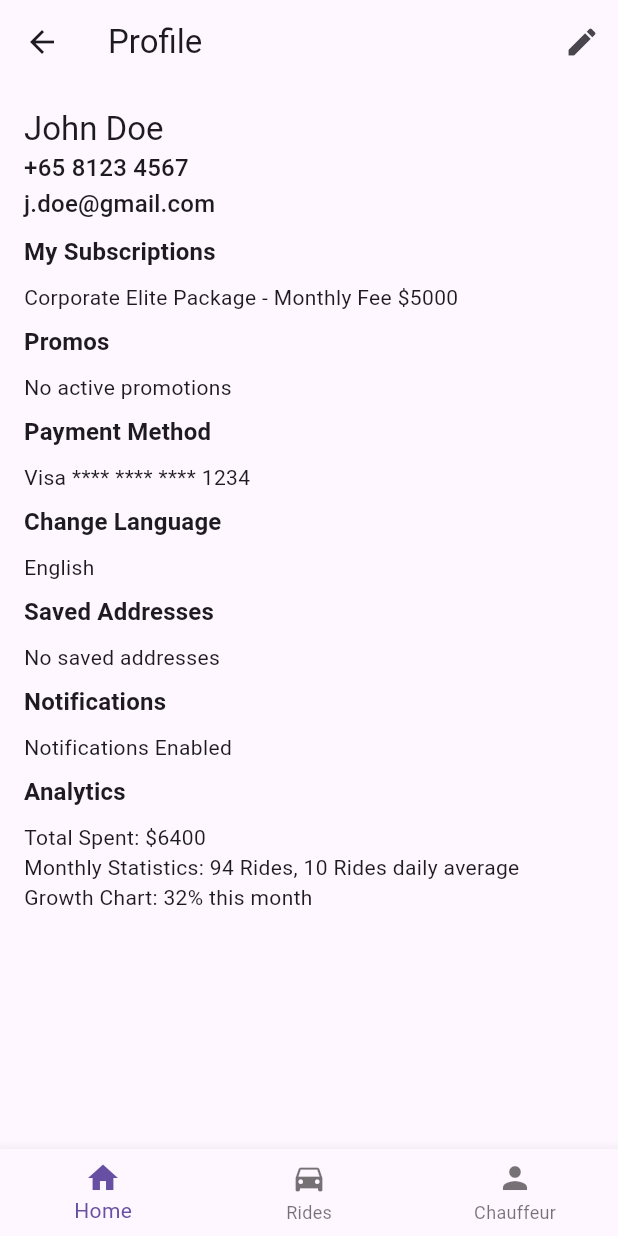
After one commit to akbar904/gyde-app-prototype-3, a Flutter app: the ProfileView screen opened directly, on a phone screen of 412 x 824 dp. The commit adds this screen. Run offline on Flutter 3.47's test engine with Material 3 defaults, Android fonts, the phone set to English and light mode, and no system bars; our stand-ins replace stacked, stacked_services, stacked_shared.

Commit message:
Update files

```diff
--- a/src/lib/app/app.dart
+++ b/src/lib/app/app.dart
@@ -21,6 +21,9 @@ import 'package:gyde_app/features/personalized_experience/save_place_view.dart';
 import 'package:gyde_app/features/personalized_experience/vehicle_selection_view.dart';
 import 'package:gyde_app/features/personalized_experience/chauffeur_selection_view.dart';
 import 'package:gyde_app/features/personalized_experience/booking_confirmation_view.dart';
+import 'package:gyde_app/features/homepage/main_rides_view.dart';
+import 'package:gyde_app/features/homepage/chauffeur_details_view.dart';
+import 'package:gyde_app/features/homepage/profile_view.dart';
 import 'package:stacked/stacked_annotations.dart';
 import 'package:stacked_services/stacked_services.dart';
 // @stacked-import
@@ -48,6 +51,9 @@ import 'package:stacked_services/stacked_services.dart';
     MaterialRoute(page: VehicleSelectionView),
     MaterialRoute(page: ChauffeurSelectionView),
     MaterialRoute(page: BookingConfirmationView),
+    MaterialRoute(page: MainRidesView),
+    MaterialRoute(page: ChauffeurDetailsView),
+    MaterialRoute(page: ProfileView),
     // @stacked-route
   ],
   dependencies: [
--- /dev/null
+++ b/src/lib/features/homepage/profile_view.dart
@@ -0,0 +1,170 @@
+import 'package:flutter/material.dart';
+import 'package:stacked/stacked.dart';
+
+class ProfileView extends StatelessWidget {
+  @override
+  Widget build(BuildContext context) {
+    return ViewModelBuilder<ProfileViewModel>.reactive(
+      viewModelBuilder: () => ProfileViewModel(),
+      builder: (context, model, child) {
+        return Scaffold(
+          appBar: AppBar(
+            title: Text('Profile'),
+            actions: [
+              IconButton(
+                icon: Icon(Icons.edit),
+                onPressed: model.editProfile,
+              ),
+            ],
+          ),
+          body: SingleChildScrollView(
+            child: Padding(
+              padding: const EdgeInsets.all(16.0),
+              child: Column(
+                crossAxisAlignment: CrossAxisAlignment.start,
+                children: [
+                  ProfileHeader(),
+                  SectionHeader(title: 'My Subscriptions'),
+                  MySubscriptionsSection(),
+                  SectionHeader(title: 'Promos'),
+                  PromosSection(),
+                  SectionHeader(title: 'Payment Method'),
+                  PaymentMethodSection(),
+                  SectionHeader(title: 'Change Language'),
+                  ChangeLanguageSection(),
+                  SectionHeader(title: 'Saved Addresses'),
+                  SavedAddressesSection(),
+                  SectionHeader(title: 'Notifications'),
+                  NotificationsSection(),
+                  SectionHeader(title: 'Analytics'),
+                  AnalyticsSection(),
+                ],
+              ),
+            ),
+          ),
+          bottomNavigationBar: BottomNavigationBar(
+            items: [
+              BottomNavigationBarItem(
+                icon: Icon(Icons.home),
+                label: 'Home',
+              ),
+              BottomNavigationBarItem(
+                icon: Icon(Icons.directions_car),
+                label: 'Rides',
+              ),
+              BottomNavigationBarItem(
+                icon: Icon(Icons.person),
+                label: 'Chauffeur',
+              ),
+            ],
+            onTap: model.onBottomNavTap,
+            currentIndex: model.currentIndex,
+          ),
+        );
+      },
+    );
+  }
+}
+
+class ProfileViewModel extends BaseViewModel {
+  int currentIndex = 0;
+
+  void onBottomNavTap(int index) {
+    currentIndex = index;
+    notifyListeners();
+  }
+
+  void editProfile() {
+    // Implement edit profile functionality
+  }
+}
+
+class ProfileHeader extends StatelessWidget {
+  @override
+  Widget build(BuildContext context) {
+    return Column(
+      crossAxisAlignment: CrossAxisAlignment.start,
+      children: [
+        Text('John Doe', style: Theme.of(context).textTheme.headline6),
+        Text('+65 8123 4567', style: Theme.of(context).textTheme.subtitle1),
+        Text('j.doe@gmail.com', style: Theme.of(context).textTheme.subtitle1),
+      ],
+    );
+  }
+}
+
+class SectionHeader extends StatelessWidget {
+  final String title;
+
+  const SectionHeader({required this.title});
+
+  @override
+  Widget build(BuildContext context) {
+    return Padding(
+      padding: const EdgeInsets.symmetric(vertical: 8.0),
+      child: Text(
+        title,
+        style: Theme.of(context)
+            .textTheme
+            .subtitle1!
+            .copyWith(fontWeight: FontWeight.bold),
+      ),
+    );
+  }
+}
+
+class MySubscriptionsSection extends StatelessWidget {
+  @override
+  Widget build(BuildContext context) {
+    return Text('Corporate Elite Package - Monthly Fee \$5000');
+  }
+}
+
+class PromosSection extends StatelessWidget {
+  @override
+  Widget build(BuildContext context) {
+    return Text('No active promotions');
+  }
+}
+
+class PaymentMethodSection extends StatelessWidget {
+  @override
+  Widget build(BuildContext context) {
+    return Text('Visa **** **** **** 1234');
+  }
+}
+
+class ChangeLanguageSection extends StatelessWidget {
+  @override
+  Widget build(BuildContext context) {
+    return Text('English');
+  }
+}
+
+class SavedAddressesSection extends StatelessWidget {
+  @override
+  Widget build(BuildContext context) {
+    return Text('No saved addresses');
+  }
+}
+
+class NotificationsSection extends StatelessWidget {
+  @override
+  Widget build(BuildContext context) {
+    return Text('Notifications Enabled');
+  }
+}
+
+class AnalyticsSection extends StatelessWidget {
+  @override
+  Widget build(BuildContext context) {
+    return Column(
+      crossAxisAlignment: CrossAxisAlignment.start,
+      children: [
+        Text('Total Spent: \$6400'),
+        Text('Monthly Statistics: 94 Rides, 10 Rides daily average'),
+        Text('Growth Chart: 32% this month'),
+      ],
+    );
+  }
+}
```
Also changed, not shown: docs/public_interface_document.json (+45 -7 lines), src/lib/features/homepage/chauffeur_details_view.dart (added), src/lib/features/homepage/main_rides_view.dart (added).
